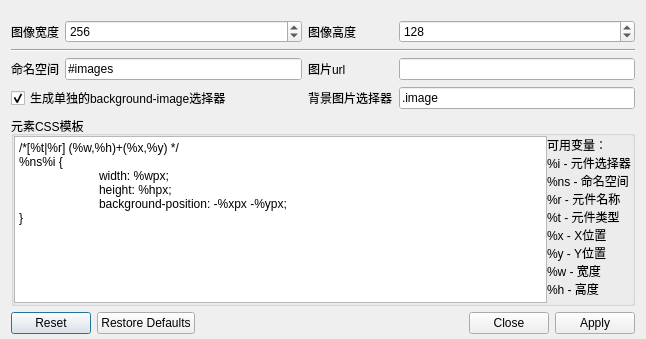
Above: Dialog/dlgproperty.ui from GongT/cssSprites before the change. Below: the same form after it.
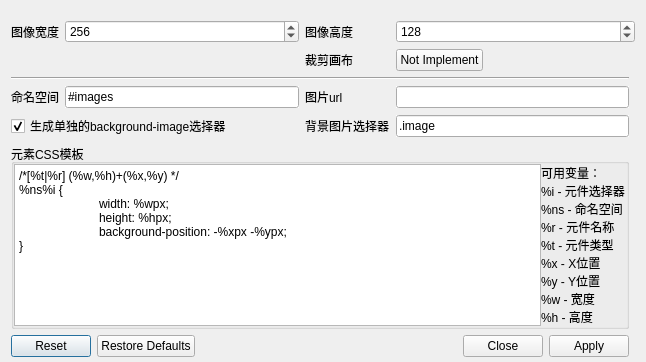
That is the form after the change. Icons and pictures are not drawn.

Patch:
```diff
--- a/Dialog/dlgproperty.ui
+++ b/Dialog/dlgproperty.ui
@@ -20,7 +20,7 @@
    <property name="bottomMargin">
     <number>5</number>
    </property>
-   <item row="3" column="1">
+   <item row="8" column="1">
     <widget class="QLineEdit" name="txtNameSpace">
      <property name="autoFillBackground">
       <bool>true</bool>
@@ -30,14 +30,14 @@
      </property>
     </widget>
    </item>
-   <item row="3" column="3">
+   <item row="8" column="3">
     <widget class="QLineEdit" name="txtURL">
      <property name="autoFillBackground">
       <bool>true</bool>
      </property>
     </widget>
    </item>
-   <item row="4" column="0" colspan="2">
+   <item row="9" column="0" colspan="2">
     <widget class="QCheckBox" name="chkGenerateBgImage">
      <property name="autoFillBackground">
       <bool>true</bool>
@@ -50,7 +50,7 @@
      </property>
     </widget>
    </item>
-   <item row="5" column="0" colspan="4">
+   <item row="10" column="0" colspan="4">
     <widget class="QGroupBox" name="grpMain">
      <property name="title">
       <string>元素CSS模板</string>
@@ -59,7 +59,16 @@
       <property name="spacing">
        <number>0</number>
       </property>
-      <property name="margin">
+      <property name="leftMargin">
+       <number>0</number>
+      </property>
+      <property name="topMargin">
+       <number>0</number>
+      </property>
+      <property name="rightMargin">
+       <number>0</number>
+      </property>
+      <property name="bottomMargin">
        <number>0</number>
       </property>
       <item>
@@ -105,28 +114,35 @@
      </layout>
     </widget>
    </item>
-   <item row="4" column="2">
+   <item row="9" column="2">
     <widget class="QLabel" name="lblShow3">
      <property name="text">
       <string>背景图片选择器</string>
      </property>
     </widget>
    </item>
-   <item row="3" column="0">
-    <widget class="QLabel" name="lblShow1">
-     <property name="text">
-      <string>命名空间</string>
-     </property>
-    </widget>
-   </item>
-   <item row="3" column="2">
+   <item row="8" column="2">
     <widget class="QLabel" name="lblShow2">
      <property name="text">
       <string>图片url</string>
      </property>
     </widget>
    </item>
-   <item row="4" column="3">
+   <item row="8" column="0">
+    <widget class="QLabel" name="lblShow1">
+     <property name="text">
+      <string>命名空间</string>
+     </property>
+    </widget>
+   </item>
+   <item row="1" column="2">
+    <widget class="QLabel" name="lblShow6">
+     <property name="text">
+      <string>图像高度</string>
+     </property>
+    </widget>
+   </item>
+   <item row="9" column="3">
     <widget class="QLineEdit" name="txtBgSelector">
      <property name="autoFillBackground">
       <bool>true</bool>
@@ -136,16 +152,6 @@
      </property>
     </widget>
    </item>
-   <item row="6" column="0" colspan="4">
-    <widget class="QDialogButtonBox" name="btnsMain">
-     <property name="orientation">
-      <enum>Qt::Horizontal</enum>
-     </property>
-     <property name="standardButtons">
-      <set>QDialogButtonBox::Apply|QDialogButtonBox::Close|QDialogButtonBox::Reset|QDialogButtonBox::RestoreDefaults</set>
-     </property>
-    </widget>
-   </item>
    <item row="1" column="0">
     <widget class="QLabel" name="lblShow5">
      <property name="text">
@@ -153,20 +159,23 @@
      </property>
     </widget>
    </item>
-   <item row="2" column="0" colspan="4">
+   <item row="11" column="0" colspan="4">
+    <widget class="QDialogButtonBox" name="btnsMain">
+     <property name="orientation">
+      <enum>Qt::Horizontal</enum>
+     </property>
+     <property name="standardButtons">
+      <set>QDialogButtonBox::Apply|QDialogButtonBox::Close|QDialogButtonBox::Reset|QDialogButtonBox::RestoreDefaults</set>
+     </property>
+    </widget>
+   </item>
+   <item row="7" column="0" colspan="4">
     <widget class="Line" name="line">
      <property name="orientation">
       <enum>Qt::Horizontal</enum>
      </property>
     </widget>
    </item>
-   <item row="1" column="2">
-    <widget class="QLabel" name="lblShow6">
-     <property name="text">
-      <string>图像高度</string>
-     </property>
-    </widget>
-   </item>
    <item row="1" column="1">
     <widget class="QSpinBox" name="txtWidth">
      <property name="minimum">
@@ -180,7 +189,23 @@
      </property>
     </widget>
    </item>
-   <item row="1" column="3">
+   <item row="3" column="3">
+    <widget class="QPushButton" name="btnCutSize">
+     <property name="sizePolicy">
+      <sizepolicy hsizetype="Fixed" vsizetype="Fixed">
+       <horstretch>0</horstretch>
+       <verstretch>0</verstretch>
+      </sizepolicy>
+     </property>
+     <property name="text">
+      <string>Not Implement</string>
+     </property>
+     <property name="icon">
+      <iconset theme="zoom-fit-best"/>
+     </property>
+    </widget>
+   </item>
+   <item row="1" column="3" colspan="2">
     <widget class="QSpinBox" name="txtHeight">
      <property name="minimum">
       <number>12</number>
@@ -193,6 +218,13 @@
      </property>
     </widget>
    </item>
+   <item row="3" column="2">
+    <widget class="QLabel" name="label">
+     <property name="text">
+      <string>裁剪画布</string>
+     </property>
+    </widget>
+   </item>
   </layout>
  </widget>
  <resources/>
```
